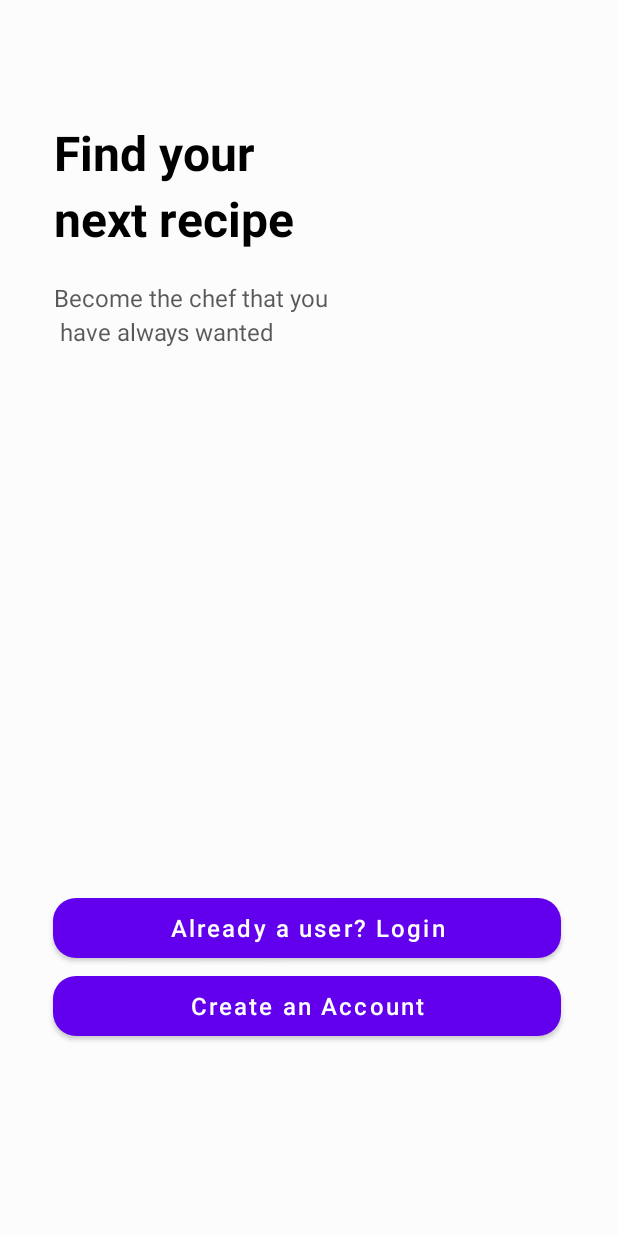
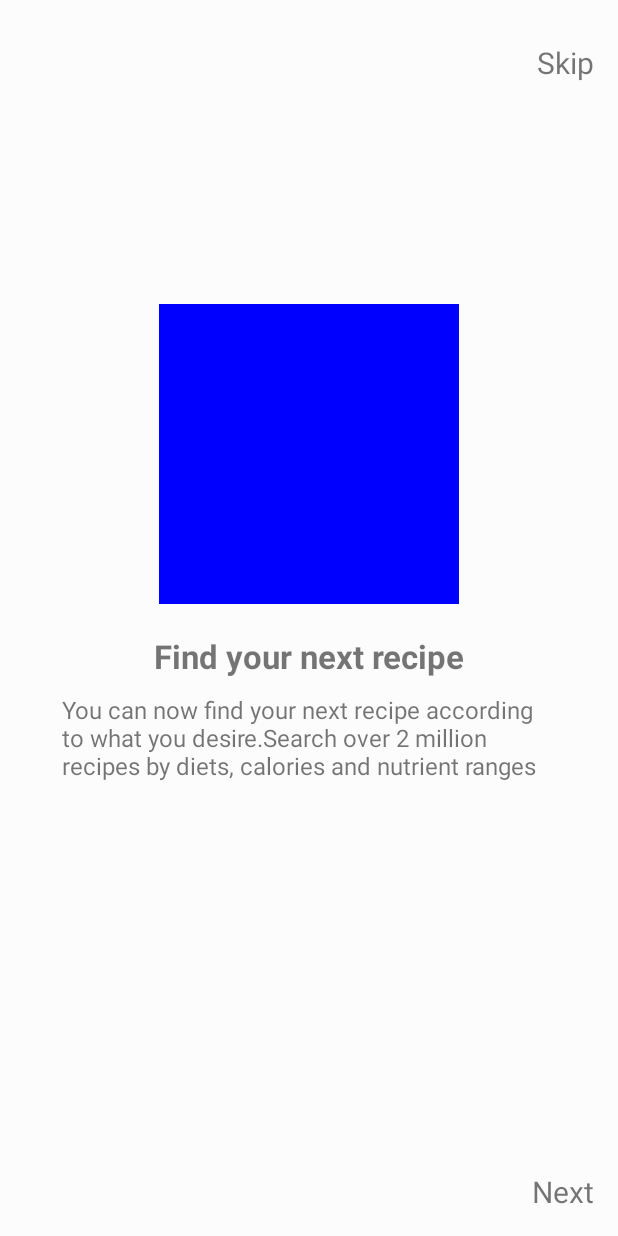
Before and after one commit to giannisSch/recipes-android-application, an Android app: the screen it shows after launch (MainActivity before the commit, UserOnboarding after it), on a phone screen of 412 x 824 dp. Run offline under Robolectric (Android 15) with nearby library versions, the phone set to English and light mode, and no system bars.

Commit message:
9/6 | Onboarding fragment slides

```diff
--- a/app/src/main/AndroidManifest.xml
+++ b/app/src/main/AndroidManifest.xml
@@ -11,8 +11,9 @@
         android:roundIcon="@mipmap/food_logo_round"
         android:supportsRtl="true"
         android:theme="@style/AppTheme">
-        <activity android:name=".UpdateUserProfileInfo"></activity>
         <activity android:name=".drawer_test" />
+        <activity android:name=".UpdateUserProfileInfo" />
+        <activity android:name=".MainActivity" />
         <activity android:name=".UserProfile" />
         <activity android:name=".ForgotPassword" />
         <activity android:name=".RecipeDetailsActivity" />
@@ -23,7 +24,7 @@
         <activity android:name=".LoginActivity" />
         <activity android:name=".ForgotPasswordStepTwo" />
         <activity android:name=".RecipesMenuActivity" />
-        <activity android:name=".MainActivity">
+        <activity android:name=".UserOnboarding">
             <intent-filter>
                 <action android:name="android.intent.action.MAIN" />
 
--- /dev/null
+++ b/app/src/main/java/com/foodes/recipeapp/UserOnboarding.java
@@ -0,0 +1,27 @@
+package com.foodes.recipeapp;
+
+import androidx.appcompat.app.AppCompatActivity;
+import androidx.viewpager.widget.ViewPager;
+
+import android.os.Bundle;
+
+import com.foodes.recipeapp.R;
+import com.foodes.recipeapp.onboarding.IntroAdapter;
+
+public class UserOnboarding extends AppCompatActivity {
+
+    ViewPager viewPager;
+
+
+    @Override
+    protected void onCreate(Bundle savedInstanceState) {
+        super.onCreate(savedInstanceState);
+        setContentView(R.layout.activity_user_onboarding);
+
+        viewPager = findViewById(R.id.viewPager);
+        IntroAdapter adapter = new IntroAdapter(getSupportFragmentManager());
+        viewPager.setAdapter(adapter);
+    }
+
+
+}
--- /dev/null
+++ b/app/src/main/java/com/foodes/recipeapp/onboarding/IntroAdapter.java
@@ -0,0 +1,32 @@
+package com.foodes.recipeapp.onboarding;
+
+import androidx.annotation.NonNull;
+import androidx.fragment.app.Fragment;
+import androidx.fragment.app.FragmentManager;
+import androidx.fragment.app.FragmentPagerAdapter;
+
+public class IntroAdapter extends FragmentPagerAdapter {
+
+
+    public IntroAdapter(@NonNull FragmentManager fm) {
+        super(fm);
+    }
+
+    @NonNull
+    @Override
+    public Fragment getItem(int position) {
+        switch (position) {
+            case 0:
+                return new OnboardingOne();
+            case 1:
+                return new OnboardingTwo();
+            default:
+                return new OnboardingThree();
+        }
+    }
+
+    @Override
+    public int getCount() {
+        return 3;
+    }
+}
--- /dev/null
+++ b/app/src/main/java/com/foodes/recipeapp/onboarding/OnboardingOne.java
@@ -0,0 +1,51 @@
+package com.foodes.recipeapp.onboarding;
+
+import android.os.Bundle;
+import androidx.fragment.app.Fragment;
+import androidx.viewpager.widget.ViewPager;
+
+import android.view.LayoutInflater;
+import android.view.View;
+import android.view.ViewGroup;
+import android.widget.TextView;
+
+import com.foodes.recipeapp.R;
+
+public class OnboardingOne extends Fragment {
+
+    TextView skip,next;
+    ViewPager viewPager;
+
+    @Override
+    public void onCreate(Bundle savedInstanceState) {
+        super.onCreate(savedInstanceState);
+    }
+
+    @Override
+    public View onCreateView(LayoutInflater inflater, ViewGroup container,
+                             Bundle savedInstanceState) {
+        // Inflate the layout for this fragment
+        View view = inflater.inflate(R.layout.fragment_onboarding_one, container, false);
+
+        //Viewpager from Onboarding Activity
+        viewPager = getActivity().findViewById(R.id.viewPager);
+
+        next = view.findViewById(R.id.next_btn_one);
+        skip = view.findViewById(R.id.skip_btn);
+
+        next.setOnClickListener(new View.OnClickListener() {
+            @Override
+            public void onClick(View v) {
+                viewPager.setCurrentItem(1);
+            }
+        });
+
+        skip.setOnClickListener(new View.OnClickListener() {
+            @Override
+            public void onClick(View v) {
+                viewPager.setCurrentItem(2);
+            }
+        });
+        return view;
+    }
+}
--- /dev/null
+++ b/app/src/main/java/com/foodes/recipeapp/onboarding/OnboardingTwo.java
@@ -0,0 +1,58 @@
+package com.foodes.recipeapp.onboarding;
+
+import android.os.Bundle;
+
+import androidx.fragment.app.Fragment;
+import androidx.viewpager.widget.ViewPager;
+
+import android.view.LayoutInflater;
+import android.view.View;
+import android.view.ViewGroup;
+import android.widget.TextView;
+
+import com.foodes.recipeapp.R;
+
+
+public class OnboardingTwo extends Fragment {
+
+    TextView previous,next;
+    ViewPager viewPager;
+
+    public OnboardingTwo() {
+        // Required empty public constructor
+    }
+
+    @Override
+    public void onCreate(Bundle savedInstanceState) {
+        super.onCreate(savedInstanceState);
+    }
+
+    @Override
+    public View onCreateView(LayoutInflater inflater, ViewGroup container,
+                             Bundle savedInstanceState) {
+        // Inflate the layout for this fragment
+        View view =  inflater.inflate(R.layout.fragment_onboarding_two, container, false);
+
+        //Viewpager from Onboarding Activity
+        viewPager = getActivity().findViewById(R.id.viewPager);
+
+        previous = view.findViewById(R.id.previous_btn);
+        next = view.findViewById(R.id.next_btn_two);
+
+        previous.setOnClickListener(new View.OnClickListener() {
+            @Override
+            public void onClick(View v) {
+                viewPager.setCurrentItem(0);
+            }
+        });
+
+        next.setOnClickListener(new View.OnClickListener() {
+            @Override
+            public void onClick(View v) {
+                viewPager.setCurrentItem(2);
+            }
+        });
+
+        return view;
+    }
+}
--- /dev/null
+++ b/app/src/main/res/layout/activity_user_onboarding.xml
@@ -0,0 +1,14 @@
+<?xml version="1.0" encoding="utf-8"?>
+<androidx.constraintlayout.widget.ConstraintLayout xmlns:android="http://schemas.android.com/apk/res/android"
+    xmlns:app="http://schemas.android.com/apk/res-auto"
+    xmlns:tools="http://schemas.android.com/tools"
+    android:layout_width="match_parent"
+    android:layout_height="match_parent"
+    tools:context=".UserOnboarding">
+
+    <androidx.viewpager.widget.ViewPager
+        android:id="@+id/viewPager"
+        android:layout_width="match_parent"
+        android:layout_height="match_parent"/>
+
+</androidx.constraintlayout.widget.ConstraintLayout>
--- /dev/null
+++ b/app/src/main/res/layout/fragment_onboarding_one.xml
@@ -0,0 +1,69 @@
+<?xml version="1.0" encoding="utf-8"?>
+<androidx.constraintlayout.widget.ConstraintLayout xmlns:android="http://schemas.android.com/apk/res/android"
+    xmlns:app="http://schemas.android.com/apk/res-auto"
+    xmlns:tools="http://schemas.android.com/tools"
+    android:layout_width="match_parent"
+    android:layout_height="match_parent"
+    android:padding="16dp"
+    tools:context=".onboarding.OnboardingOne">
+
+    <ImageView
+        android:id="@+id/onboarding_img"
+        android:layout_width="200dp"
+        android:layout_height="200dp"
+        android:layout_marginBottom="20dp"
+        android:background="#0000ff"
+        app:layout_constraintBottom_toTopOf="@+id/onboarding_title_one"
+        app:layout_constraintEnd_toEndOf="parent"
+        app:layout_constraintStart_toStartOf="parent" />
+
+    <TextView
+        android:id="@+id/onboarding_title_one"
+        android:layout_width="wrap_content"
+        android:layout_height="wrap_content"
+        android:text="Find your next recipe"
+        android:textSize="22sp"
+        android:textStyle="bold"
+        android:layout_marginTop="50dp"
+        app:layout_constraintEnd_toEndOf="parent"
+        app:layout_constraintStart_toStartOf="parent"
+        app:layout_constraintTop_toTopOf="parent"
+        app:layout_constraintBottom_toBottomOf="parent"/>
+
+    <TextView
+        android:layout_width="match_parent"
+        android:layout_height="wrap_content"
+        android:text="You can now find your next recipe according to what you desire.Search over 2 million recipes by diets, calories and nutrient ranges"
+        android:textSize="16sp"
+        android:layout_marginLeft="25dp"
+        android:layout_marginRight="25dp"
+        android:layout_marginTop="10dp"
+        app:layout_constraintEnd_toEndOf="parent"
+        app:layout_constraintStart_toStartOf="parent"
+        app:layout_constraintTop_toBottomOf="@+id/onboarding_title_one" />
+
+    <TextView
+        android:id="@+id/next_btn_one"
+        android:layout_width="wrap_content"
+        android:layout_height="wrap_content"
+        android:text="Next"
+        android:textSize="20sp"
+        android:gravity="center"
+        android:clickable="true"
+        android:focusable="true"
+        app:layout_constraintBottom_toBottomOf="parent"
+        app:layout_constraintEnd_toEndOf="parent"/>
+
+    <TextView
+        android:id="@+id/skip_btn"
+        android:layout_width="wrap_content"
+        android:layout_height="52dp"
+        android:text="Skip"
+        android:textSize="20sp"
+        android:gravity="center"
+        app:layout_constraintTop_toTopOf="parent"
+        android:clickable="true"
+        android:focusable="true"
+        app:layout_constraintEnd_toEndOf="parent"/>
+
+</androidx.constraintlayout.widget.ConstraintLayout>
--- a/app/src/main/res/values/strings.xml
+++ b/app/src/main/res/values/strings.xml
@@ -34,4 +34,7 @@
     <string name="title_activity_navigation">Navigation</string>
     <string name="title_activity_d_e_m_o">DEMO</string>
 
+    <!-- TODO: Remove or change this placeholder text -->
+    <string name="hello_blank_fragment">Hello blank fragment</string>
+
 </resources>
```
Also changed, not shown: app/src/main/java/com/foodes/recipeapp/onboarding/OnboardingThree.java (added, +66 -0 lines), app/src/main/res/layout/drawer_test.xml (+9 -1 lines), app/src/main/res/layout/fragment_onboarding_three.xml (added, +74 -0 lines), app/src/main/res/layout/fragment_onboarding_two.xml (added, +69 -0 lines).
